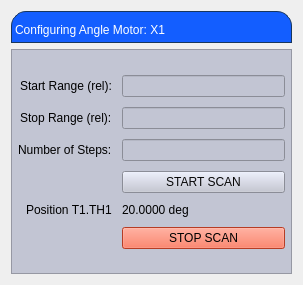
Old version of the form angle_x1.ui in the repository carogee/snd_screens.
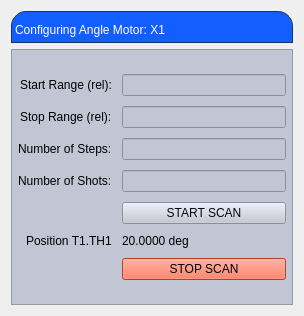
New version of the form. Custom widgets are drawn as their Qt base class.

Commit message: add option to change nShots

```diff
--- a/angle_x1.ui
+++ b/angle_x1.ui
@@ -6,8 +6,8 @@
    <rect>
     <x>0</x>
     <y>0</y>
-    <width>303</width>
-    <height>285</height>
+    <width>304</width>
+    <height>316</height>
    </rect>
   </property>
   <property name="windowTitle">
@@ -87,7 +87,7 @@
            <number>6</number>
           </property>
           <item row="1" column="0">
-           <widget class="QLabel" name="label_2">
+           <widget class="QLabel" name="StartRange">
             <property name="text">
              <string>Start Range (rel):</string>
             </property>
@@ -122,13 +122,10 @@
             <property name="channel" stdset="0">
              <string/>
             </property>
-            <property name="displayFormat" stdset="0">
-             <enum>PyDMLineEdit::Default</enum>
-            </property>
            </widget>
           </item>
           <item row="2" column="0">
-           <widget class="QLabel" name="label_3">
+           <widget class="QLabel" name="StopRange">
             <property name="text">
              <string>Stop Range (rel):</string>
             </property>
@@ -166,13 +163,10 @@
             <property name="channel" stdset="0">
              <string/>
             </property>
-            <property name="displayFormat" stdset="0">
-             <enum>PyDMLineEdit::Default</enum>
-            </property>
            </widget>
           </item>
           <item row="3" column="0">
-           <widget class="QLabel" name="label_4">
+           <widget class="QLabel" name="nSteps">
             <property name="text">
              <string>Number of Steps:</string>
             </property>
@@ -210,13 +204,10 @@
             <property name="channel" stdset="0">
              <string/>
             </property>
-            <property name="displayFormat" stdset="0">
-             <enum>PyDMLineEdit::Default</enum>
-            </property>
            </widget>
           </item>
-          <item row="4" column="0">
-           <widget class="PyDMByteIndicator" name="PyDMByteIndicator">
+          <item row="5" column="0">
+           <widget class="PyDMByteIndicator" name="PyDMByteIndicator" native="true">
             <property name="toolTip">
              <string/>
             </property>
@@ -241,9 +232,6 @@
             <property name="circles" stdset="0">
              <bool>true</bool>
             </property>
-            <property name="labelPosition" stdset="0">
-             <enum>QTabWidget::South</enum>
-            </property>
             <property name="numBits" stdset="0">
              <number>1</number>
             </property>
@@ -257,7 +245,7 @@
             </property>
            </widget>
           </item>
-          <item row="4" column="1">
+          <item row="5" column="1">
            <widget class="PyDMPushButton" name="startButton">
             <property name="toolTip">
              <string/>
@@ -276,7 +264,7 @@
             </property>
            </widget>
           </item>
-          <item row="5" column="0">
+          <item row="6" column="0">
            <widget class="PyDMLabel" name="PyDMLabel">
             <property name="toolTip">
              <string/>
@@ -289,7 +277,7 @@
             </property>
            </widget>
           </item>
-          <item row="5" column="1">
+          <item row="6" column="1">
            <widget class="PyDMLabel" name="PyDMLabel_2">
             <property name="toolTip">
              <string/>
@@ -323,7 +311,7 @@
             </property>
            </widget>
           </item>
-          <item row="6" column="1">
+          <item row="7" column="1">
            <widget class="PyDMPushButton" name="stopButton">
             <property name="toolTip">
              <string/>
@@ -346,6 +334,16 @@
             </property>
            </widget>
           </item>
+          <item row="4" column="0">
+           <widget class="QLabel" name="nShots">
+            <property name="text">
+             <string>Number of Shots:</string>
+            </property>
+           </widget>
+          </item>
+          <item row="4" column="1">
+           <widget class="PyDMLineEdit" name="nShotsLineEdit"/>
+          </item>
          </layout>
         </item>
        </layout>
```
The commit also changes 6 other files.
